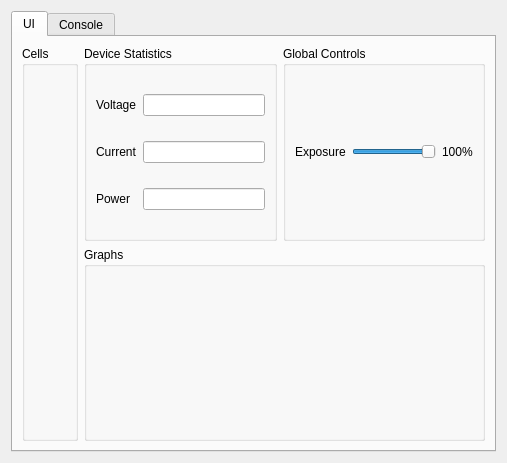
Above: software/smooth/qt/bat6widget.ui from TheComet/bat6 before the change. Below: the same form after it.
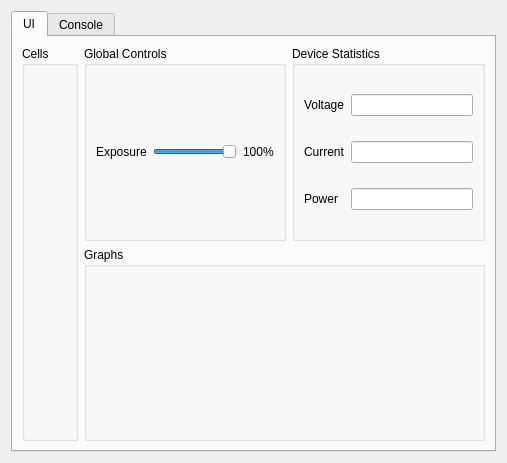
That is the form after the change.

Commit message: Global exposure seems to work

```diff
--- a/software/smooth/qt/bat6widget.ui
+++ b/software/smooth/qt/bat6widget.ui
@@ -38,6 +38,48 @@
         </widget>
        </item>
        <item row="0" column="1">
+        <widget class="QGroupBox" name="group_box_controls">
+         <property name="sizePolicy">
+          <sizepolicy hsizetype="Preferred" vsizetype="Minimum">
+           <horstretch>0</horstretch>
+           <verstretch>0</verstretch>
+          </sizepolicy>
+         </property>
+         <property name="title">
+          <string>Global Controls</string>
+         </property>
+         <layout class="QGridLayout" name="gridLayout_3">
+          <item row="0" column="0">
+           <widget class="QLabel" name="label">
+            <property name="text">
+             <string>Exposure</string>
+            </property>
+           </widget>
+          </item>
+          <item row="0" column="1">
+           <widget class="QSlider" name="slider_global_exposure">
+            <property name="maximum">
+             <number>100</number>
+            </property>
+            <property name="value">
+             <number>100</number>
+            </property>
+            <property name="orientation">
+             <enum>Qt::Horizontal</enum>
+            </property>
+           </widget>
+          </item>
+          <item row="0" column="2">
+           <widget class="QLabel" name="label_global_exposure">
+            <property name="text">
+             <string>100%</string>
+            </property>
+           </widget>
+          </item>
+         </layout>
+        </widget>
+       </item>
+       <item row="0" column="2">
         <widget class="QGroupBox" name="group_box_stats">
          <property name="sizePolicy">
           <sizepolicy hsizetype="Preferred" vsizetype="Minimum">
@@ -82,48 +124,6 @@
          </layout>
         </widget>
        </item>
-       <item row="0" column="2">
-        <widget class="QGroupBox" name="group_box_controls">
-         <property name="sizePolicy">
-          <sizepolicy hsizetype="Preferred" vsizetype="Minimum">
-           <horstretch>0</horstretch>
-           <verstretch>0</verstretch>
-          </sizepolicy>
-         </property>
-         <property name="title">
-          <string>Global Controls</string>
-         </property>
-         <layout class="QGridLayout" name="gridLayout_3">
-          <item row="0" column="0">
-           <widget class="QLabel" name="label">
-            <property name="text">
-             <string>Exposure</string>
-            </property>
-           </widget>
-          </item>
-          <item row="0" column="1">
-           <widget class="QSlider" name="slider_global_exposure">
-            <property name="maximum">
-             <number>100</number>
-            </property>
-            <property name="value">
-             <number>100</number>
-            </property>
-            <property name="orientation">
-             <enum>Qt::Horizontal</enum>
-            </property>
-           </widget>
-          </item>
-          <item row="0" column="2">
-           <widget class="QLabel" name="label_global_exposure">
-            <property name="text">
-             <string>100%</string>
-            </property>
-           </widget>
-          </item>
-         </layout>
-        </widget>
-       </item>
        <item row="1" column="1" colspan="2">
         <widget class="QGroupBox" name="group_box_plots">
          <property name="title">
```
The commit also changes 9 other files.
